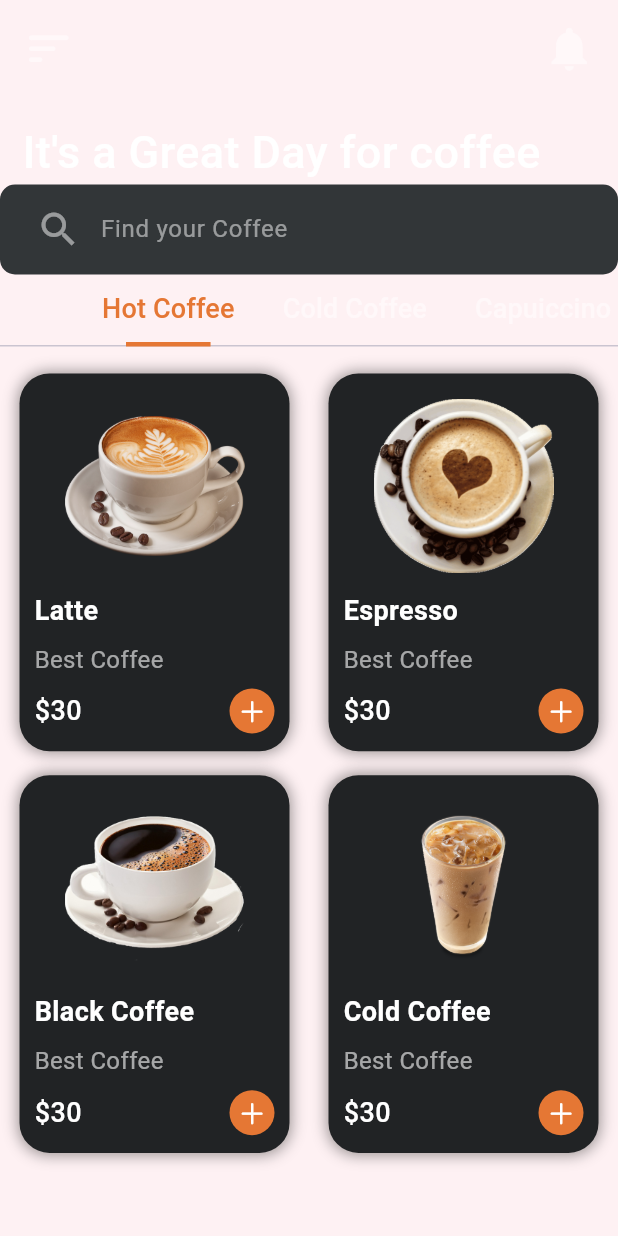
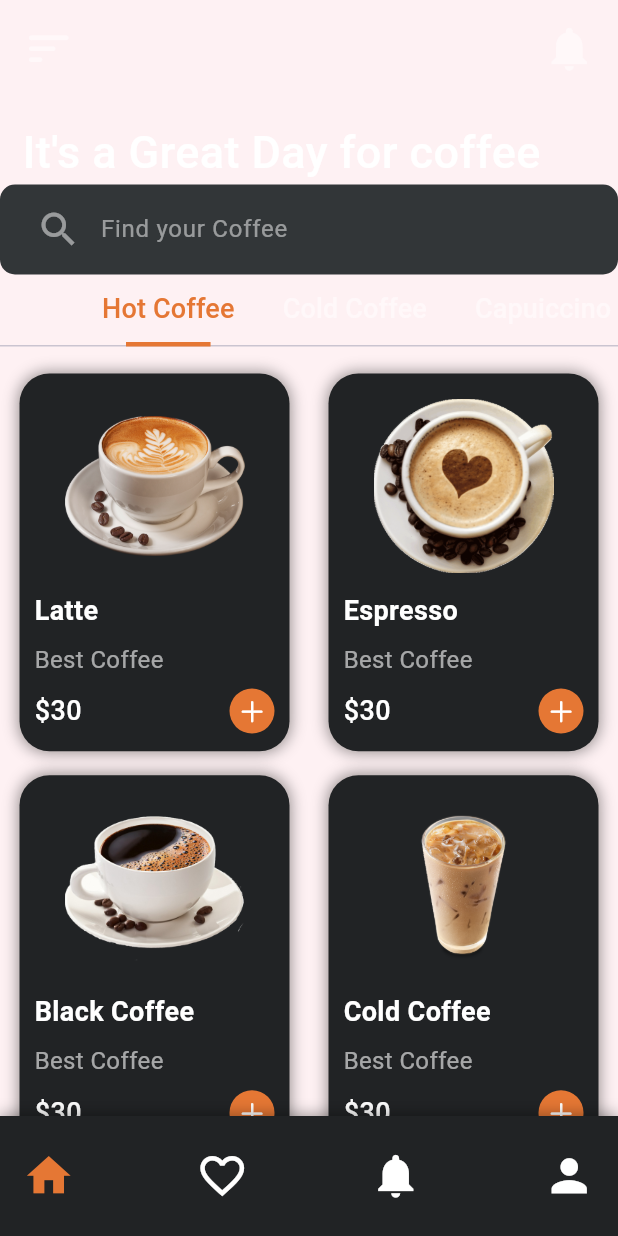
Before and after one commit to pruthidiksha/coffee_shop_ui, a Flutter app: the HomeScreen screen opened directly, on a phone screen of 412 x 824 dp. Run offline on Flutter 3.47's test engine with Material 2 defaults, Android fonts, the phone set to English and light mode, and no system bars; our stand-ins replace google_fonts.

Commit message:
single item screen

```diff
--- a/lib/screens/home_screen.dart
+++ b/lib/screens/home_screen.dart
@@ -1,3 +1,4 @@
+import 'package:coffee_shop_ui/screens/widgets/home_bottom_bar.dart';
 import 'package:coffee_shop_ui/screens/widgets/items_widget.dart';
 import 'package:flutter/material.dart';
 
@@ -131,6 +132,7 @@ class _HomeScreenState extends State<HomeScreen>
           ),
         ),
       ),
+      bottomNavigationBar: HomeBottomBar(),
     );
   }
 }
--- a/lib/screens/widgets/home_bottom_bar.dart
+++ b/lib/screens/widgets/home_bottom_bar.dart
@@ -0,0 +1,31 @@
+import 'package:flutter/material.dart';
+
+class HomeBottomBar extends StatelessWidget {
+  const HomeBottomBar({super.key});
+
+  @override
+  Widget build(BuildContext context) {
+    return Container(
+      padding: const EdgeInsets.symmetric(horizontal: 15),
+      height: 80,
+      decoration: BoxDecoration(
+          color: const Color(0xff212325),
+          boxShadow: [
+            BoxShadow(
+                color: Colors.black.withOpacity(0.4),
+                spreadRadius: 1,
+                blurRadius: 8)
+          ]
+      ),
+      child: const Row(
+        mainAxisAlignment: MainAxisAlignment.spaceBetween,
+        children: [
+          Icon(Icons.home, size: 35, color: Color(0xffe57734),),
+          Icon(Icons.favorite_outline, size: 35, color: Colors.white),
+          Icon(Icons.notifications, size: 35, color: Colors.white,),
+          Icon(Icons.person, size: 35, color: Colors.white,),
+        ],
+      ),
+    );
+  }
+}
--- a/lib/screens/widgets/items_widget.dart
+++ b/lib/screens/widgets/items_widget.dart
@@ -1,5 +1,7 @@
 import 'package:flutter/cupertino.dart';
 import 'package:flutter/material.dart';
+
+import '../single_item_screen.dart';
 
 class ItemsWidget extends StatelessWidget {
   List img = ["Latte", "Espresso", "Black Coffee", "Cold Coffee"];
@@ -30,7 +32,8 @@ class ItemsWidget extends StatelessWidget {
             child: Column(
               children: [
                 InkWell(
-                  onTap: () {},
+                  onTap: () {  Navigator.push(context, MaterialPageRoute(builder: (context) => SingleItemScreen(img[i])));
+                  },
                   child: Container(
                       margin: const EdgeInsets.all(10),
                       child: Image.asset(
```
Also changed, not shown: lib/screens/single_item_screen.dart (added, +198 -0 lines).
